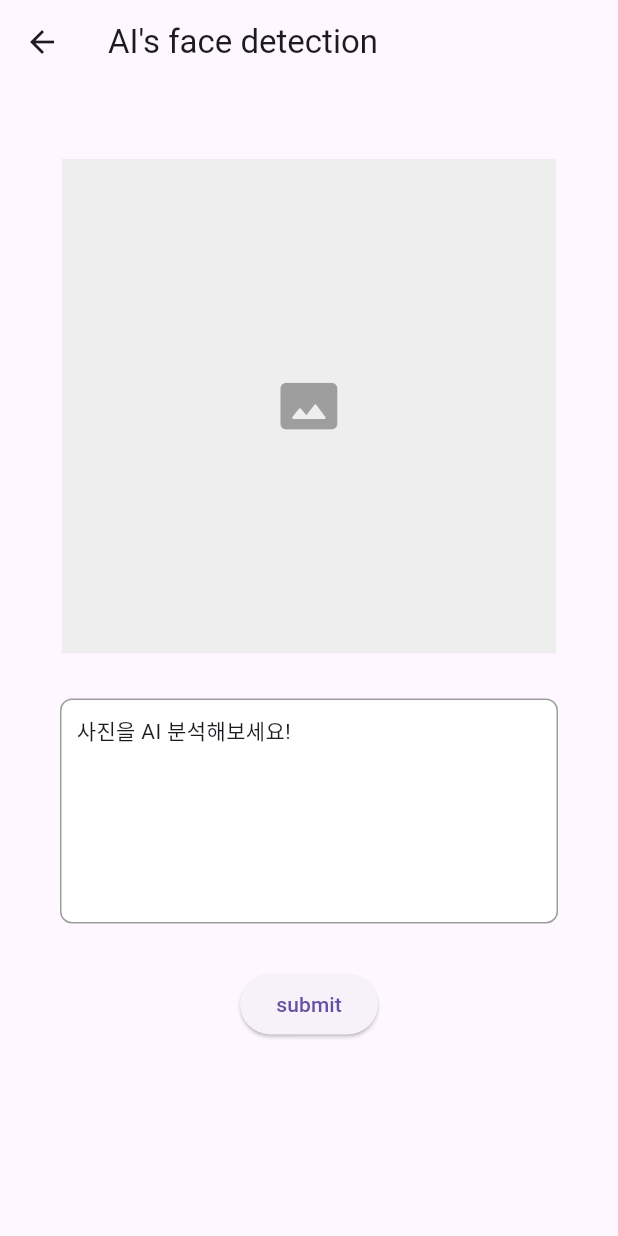
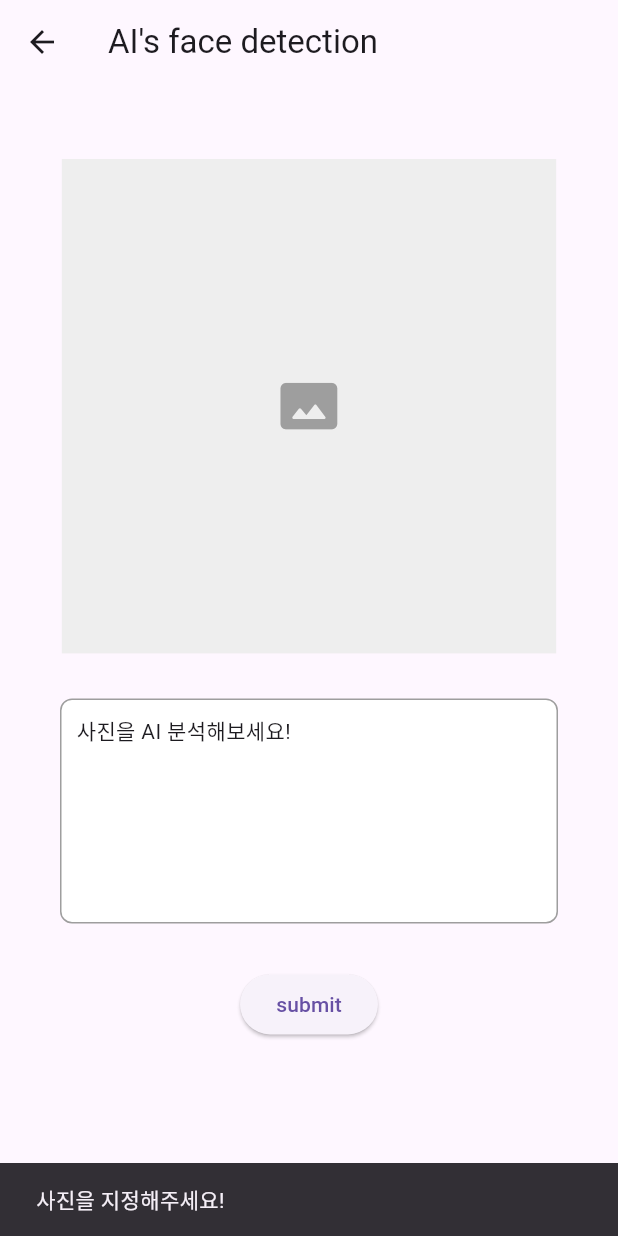
Before and after one commit to MoappFinalTeamProject/MoappTeamProject, a Flutter app: the MyFaceDetection screen opened by its route, after a tap on "submit", on a phone screen of 412 x 824 dp. Run offline on Flutter 3.47's test engine with Material 2 defaults, Android fonts, the phone set to English and light mode, and no system bars; our stand-ins replace carousel_slider, chat_bubbles, cloud_firestore, firebase_auth, firebase_core, firebase_storage and 5 more; missing offline and left inert: dart_openai, google_mlkit_face_detection, onboarding; accounts and stored records are empty.

Commit message:
firebase run time bug fix

```diff
--- a/lib/pages/face_detection_page/face_detect_page.dart
+++ b/lib/pages/face_detection_page/face_detect_page.dart
@@ -137,6 +137,12 @@ class _MyFaceDetectionState extends State<MyFaceDetection> {
                 onPressed: () {
                   if (image != null) {
                     result.getRecognizedFace(image2!);
+                  } else {
+                    const snackBar = SnackBar(
+                      content: Text('사진을 지정해주세요!'),
+                      duration: Duration(milliseconds: 750),
+                    );
+                    ScaffoldMessenger.of(context).showSnackBar(snackBar);
                   }
                 },
                 child: const Text('submit'),
--- a/lib/provider/mlkit_model.dart
+++ b/lib/provider/mlkit_model.dart
@@ -1,7 +1,7 @@
 import 'dart:ui' as ui;
 
 import 'package:flutter/material.dart';
-import 'package:google_ml_kit/google_ml_kit.dart';
+import 'package:google_mlkit_face_detection/google_mlkit_face_detection.dart';
 import 'package:image_picker/image_picker.dart';
 import 'package:moapp_team_project/provider/face_model.dart';
 
@@ -28,8 +28,8 @@ class MLkitModel with ChangeNotifier {
 
     final InputImage inputImage = InputImage.fromFilePath(image.path);
 
-    final faceRecognizer = GoogleMlKit.vision.faceDetector(
-      FaceDetectorOptions(
+    final faceRecognizer = FaceDetector(
+      options: FaceDetectorOptions(
         enableClassification: true,
         enableLandmarks: true,
       ),
--- a/pubspec.yaml
+++ b/pubspec.yaml
@@ -26,7 +26,8 @@ dependencies:
   onboarding: ^3.1.0
   intl: ^0.18.1
   async: ^2.11.0
-  google_ml_kit: ^0.16.3
+  #google_ml_kit: ^0.16.3
+  google_mlkit_face_detection: ^0.9.0
 
 dev_dependencies:
   flutter_test:
```
Also changed, not shown: lib/pages/chat_page/chat_ui_page.dart (+15 -1 lines), 2 other files.
